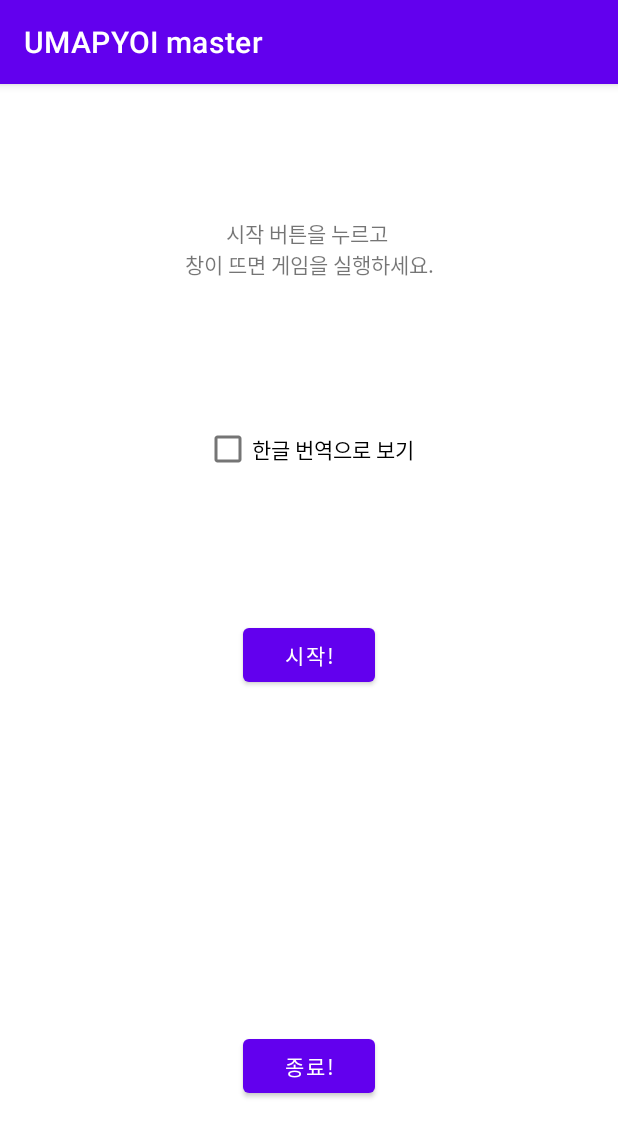
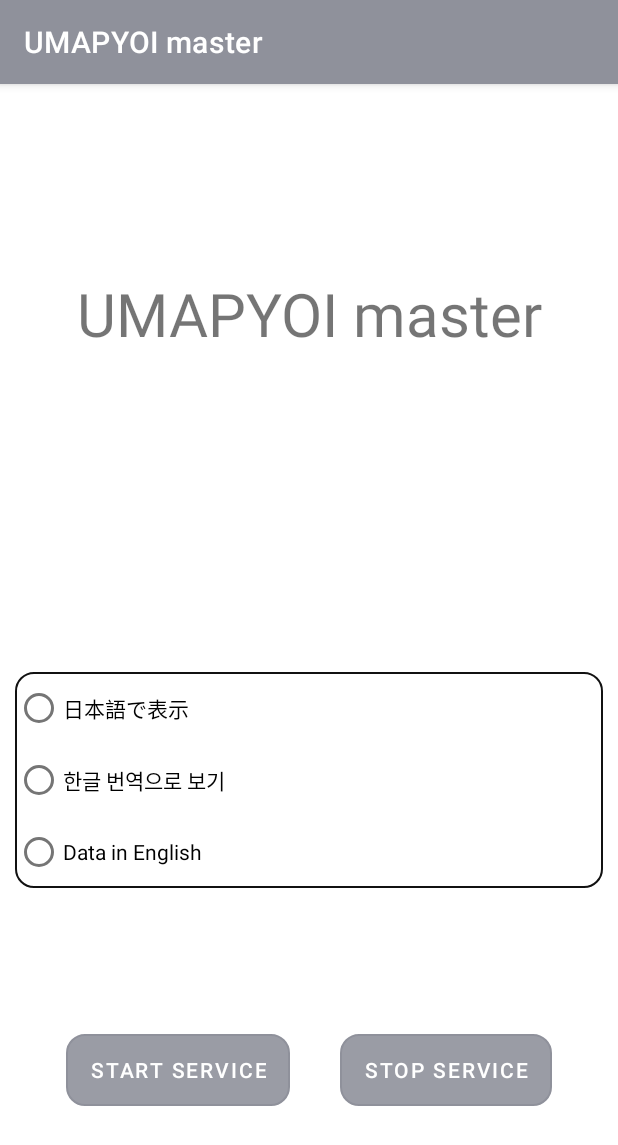
Before and after one commit to woooseokjang/UMA-STAT, an Android app: the screen it shows after launch (MainActivity), on a phone screen of 412 x 824 dp. Shown: the top 1145 px of the screen. Run offline under Robolectric (Android 15) with nearby library versions, the phone set to English and light mode, and no system bars; libraries missing offline, so code that uses them is left out: com.google.android.play; 3 statements that could not run were skipped.

Commit message:
EN data added, OCR range modified UI changed

```diff
--- a/app/src/main/java/me/synology/mmyu/umastat/MainActivity.java
+++ b/app/src/main/java/me/synology/mmyu/umastat/MainActivity.java
@@ -6,6 +6,7 @@ import androidx.appcompat.app.AppCompatActivity;
 import android.app.Activity;
 import android.content.Context;
 import android.content.Intent;
+import android.content.res.Configuration;
 import android.media.projection.MediaProjectionManager;
 import android.net.Uri;
 import android.os.Build;
@@ -16,6 +17,8 @@ import android.view.View;
 import android.widget.Button;
 import android.widget.CheckBox;
 import android.widget.ProgressBar;
+import android.widget.RadioButton;
+import android.widget.RadioGroup;
 import android.widget.Toast;
 
 import com.google.android.play.core.appupdate.AppUpdateInfo;
@@ -30,20 +33,24 @@ public class MainActivity extends AppCompatActivity {
     private static final int PROJECTION_PERMISSION = 2;
     private static final int UPDATE_PERMISSION = 3;
 
+    Configuration configuration;
+
     Activity activity = null;
     Intent intent = null;
     Button start_service = null;
     Button stop_service = null;
-    ProgressBar loading_bar = null;
-    CheckBox lang_checkBox = null;
+    RadioButton rbt_jp, rbt_ko, rbt_en;
+    RadioGroup rbt_group;
 
-    boolean inKorean = false;
+    int rbt_val;
+
 
     AppUpdateManager appUpdateManager;
 
     @Override
     protected void onCreate(Bundle savedInstanceState) {
         super.onCreate(savedInstanceState);
+        configuration = getResources().getConfiguration();
         activity = this;
         setContentView(R.layout.activity_main);
         start_service = findViewById(R.id.start_service);
@@ -75,8 +82,29 @@ public class MainActivity extends AppCompatActivity {
                 stop_service.setEnabled(true);
             }
         });
-        lang_checkBox = findViewById(R.id.in_korean);
-        loading_bar = findViewById(R.id.loading_bar);
+
+        rbt_jp = findViewById(R.id.jp);
+        rbt_ko = findViewById(R.id.ko);
+        rbt_en = findViewById(R.id.en);
+
+        rbt_group = findViewById(R.id.languages);
+
+        rbt_group.setOnCheckedChangeListener(new RadioGroup.OnCheckedChangeListener() {
+            @Override
+            public void onCheckedChanged(RadioGroup group, int checkedId) {
+                switch (checkedId) {
+                    case R.id.jp:
+                        rbt_val = 0;
+                        break;
+                    case R.id.ko:
+                        rbt_val = 1;
+                        break;
+                    case R.id.en:
+                        rbt_val = 2;
+                        break;
+                }
+            }
+        });
 
         appUpdateManager = AppUpdateManagerFactory.create(getApplicationContext());
 
@@ -91,6 +119,8 @@ public class MainActivity extends AppCompatActivity {
                 requestUpdate(appUpdateInfo);
             }
         });
+
+        setNightMode();
 
     }
 
@@ -110,11 +140,10 @@ public class MainActivity extends AppCompatActivity {
         switch(requestCode){
             case PROJECTION_PERMISSION:
                 if (resultCode == RESULT_OK) {
-                    inKorean = lang_checkBox.isChecked();
                     intent = new Intent(this, MalddalService.class)
                             .putExtra(MalddalService.EXTRA_RESULT_CODE, resultCode)
                             .putExtra(MalddalService.EXTRA_RESULT_INTENT, data)
-                            .putExtra(MalddalService.EXTRA_IN_KOREAN, inKorean)
+                            .putExtra(MalddalService.EXTRA_DATA_LANG, rbt_val)
                             .putExtra(MalddalService.EXTRA_PARENT_INTENT, getIntent());
                     startService(intent);
                 }
@@ -148,7 +177,11 @@ public class MainActivity extends AppCompatActivity {
                 }
             }
         });
+    }
 
+    public void onConfigurationChanged(Configuration newConfig) {
+        super.onConfigurationChanged(newConfig);
+        setNightMode();
     }
 
     public boolean checkOverlayPermission(){
@@ -181,4 +214,20 @@ public class MainActivity extends AppCompatActivity {
         }
     }
 
+    public void setNightMode() {
+        int currentNightMode = configuration.uiMode & Configuration.UI_MODE_NIGHT_MASK;
+        switch (currentNightMode) {
+            case Configuration.UI_MODE_NIGHT_NO:
+                findViewById(R.id.languages).setBackground(
+                        getResources().getDrawable(R.drawable.rounded_background_white,
+                                null));
+                break;
+            case Configuration.UI_MODE_NIGHT_YES:
+                findViewById(R.id.languages).setBackground(
+                        getResources().getDrawable(R.drawable.rounded_background_black,
+                                null));
+                break;
+        }
+    }
+
 }
--- a/app/src/main/res/layout/activity_main.xml
+++ b/app/src/main/res/layout/activity_main.xml
@@ -5,59 +5,111 @@
     android:layout_width="match_parent"
     android:layout_height="match_parent"
     tools:context=".MainActivity">
+    <androidx.constraintlayout.widget.ConstraintLayout
+        android:id="@+id/layout0"
+        app:layout_constraintVertical_weight="39.76"
+        app:layout_constraintHorizontal_weight="1"
+        android:layout_width="0dp"
+        android:layout_height="0dp"
+        app:layout_constraintTop_toTopOf="parent"
+        app:layout_constraintRight_toRightOf="parent"
+        app:layout_constraintLeft_toLeftOf="parent"
+        app:layout_constraintBottom_toTopOf="@id/layout1">
+
 
         <TextView
             android:id="@+id/announce"
             android:layout_width="wrap_content"
             android:layout_height="wrap_content"
-        android:text="시작 버튼을 누르고 \n창이 뜨면 게임을 실행하세요."
+            android:text="@string/app_name"
+            android:textSize="40sp"
             android:textAlignment="center"
             app:layout_constraintTop_toTopOf="parent"
             app:layout_constraintLeft_toLeftOf="parent"
             app:layout_constraintRight_toRightOf="parent"
-        app:layout_constraintBottom_toTopOf="@+id/in_korean"/>
+            app:layout_constraintBottom_toBottomOf="parent"/>
 
-    <CheckBox
-        android:id="@+id/in_korean"
-        android:layout_width="wrap_content"
+    </androidx.constraintlayout.widget.ConstraintLayout>
+
+    <androidx.constraintlayout.widget.ConstraintLayout
+        android:id="@+id/layout1"
+        app:layout_constraintVertical_weight="60.24"
+        app:layout_constraintHorizontal_weight="1"
+        android:layout_width="0dp"
+        android:layout_height="0dp"
+
+        app:layout_constraintTop_toBottomOf="@+id/layout0"
+        app:layout_constraintRight_toRightOf="parent"
+        app:layout_constraintLeft_toLeftOf="parent"
+        app:layout_constraintBottom_toBottomOf="parent">
+
+        <RadioGroup
+            android:id="@+id/languages"
+            android:layout_width="match_parent"
             android:layout_height="wrap_content"
-        android:text="한글 번역으로 보기"
-        android:textAlignment="center"
-        app:layout_constraintTop_toBottomOf="@+id/announce"
+            android:orientation="vertical"
+            android:layout_margin="10sp"
+            android:background="@drawable/rounded_background_white"
+            app:layout_constraintTop_toTopOf="parent"
             app:layout_constraintLeft_toLeftOf="parent"
             app:layout_constraintRight_toRightOf="parent"
-        app:layout_constraintBottom_toTopOf="@+id/start_service"/>
+            app:layout_constraintBottom_toTopOf="@+id/layout2">
+            <RadioButton
+                android:id="@+id/jp"
+                android:layout_width="match_parent"
+                android:layout_height="wrap_content"
+                android:text="日本語で表示" />
+            <RadioButton
+                android:id="@+id/ko"
+                android:layout_width="match_parent"
+                android:layout_height="wrap_content"
+                android:text="한글 번역으로 보기" />
+            <RadioButton
+                android:id="@+id/en"
+                android:layout_width="match_parent"
+                android:layout_height="wrap_content"
+                android:text="Data in English" />
+        </RadioGroup>
+
+        <androidx.constraintlayout.widget.ConstraintLayout
+            android:id="@+id/layout2"
+            android:layout_width="match_parent"
+            android:layout_height="wrap_content"
+            android:layout_margin="10sp"
+            app:layout_constraintTop_toBottomOf="@+id/languages"
+            app:layout_constraintLeft_toLeftOf="parent"
+            app:layout_constraintRight_toRightOf="parent"
+            app:layout_constraintBottom_toBottomOf="parent">
 
             <Button
                 android:id="@+id/start_service"
                 android:layout_width="wrap_content"
                 android:layout_height="wrap_content"
-        android:text="시작!"
-        app:layout_constraintTop_toBottomOf="@+id/in_korean"
+                android:text="start service"
+                android:background="@drawable/rounded_background_white"
+                app:layout_constraintTop_toTopOf="parent"
                 app:layout_constraintLeft_toLeftOf="parent"
-        app:layout_constraintRight_toRightOf="parent"
-        app:layout_constraintBottom_toTopOf="@id/loading_bar"/>
-
-    <ProgressBar
-        android:id="@+id/loading_bar"
-        android:layout_width="wrap_content"
-        android:layout_height="wrap_content"
-        app:layout_constraintTop_toBottomOf="@id/start_service"
-        app:layout_constraintLeft_toLeftOf="parent"
-        app:layout_constraintRight_toRightOf="parent"
-        app:layout_constraintBottom_toTopOf="@id/stop_service"
-        android:visibility="invisible"
-        android:translationZ="90dp"/>
+                app:layout_constraintRight_toLeftOf="@id/stop_service"
+                app:layout_constraintBottom_toBottomOf="parent"/>"/>
 
             <Button
                 android:id="@+id/stop_service"
                 android:layout_width="wrap_content"
                 android:layout_height="wrap_content"
-        android:text="종료!"
-        app:layout_constraintTop_toBottomOf="@id/loading_bar"
-        app:layout_constraintLeft_toLeftOf="parent"
+                android:text="stop service"
+                android:background="@drawable/rounded_background_white"
+                app:layout_constraintTop_toTopOf="parent"
+                app:layout_constraintLeft_toRightOf="@id/start_service"
                 app:layout_constraintRight_toRightOf="parent"
                 app:layout_constraintBottom_toBottomOf="parent"/>
+        </androidx.constraintlayout.widget.ConstraintLayout>
+
+
+
+    </androidx.constraintlayout.widget.ConstraintLayout>
+
+
+
 
 
 
--- a/app/src/main/res/values/colors.xml
+++ b/app/src/main/res/values/colors.xml
@@ -1,10 +1,10 @@
 <?xml version="1.0" encoding="utf-8"?>
 <resources>
-    <color name="purple_200">#FFBB86FC</color>
-    <color name="purple_500">#FF6200EE</color>
-    <color name="purple_700">#FF3700B3</color>
-    <color name="teal_200">#FF03DAC5</color>
-    <color name="teal_700">#FF018786</color>
+    <color name="purple_200">#F0F3F7</color>
+    <color name="purple_500">#8F919B</color>
+    <color name="purple_700">#515664</color>
+    <color name="teal_200">#E0E0FD</color>
+    <color name="teal_700">#E9E2F7</color>
     <color name="black">#FF000000</color>
     <color name="white">#FFFFFFFF</color>
     <color name="gray">#FF424242</color>
```
Also changed, not shown: app/src/main/java/me/synology/mmyu/umastat/MalddalService.java (+32 -24 lines), app/src/main/res/layout/service_malddal.xml (+6 -13 lines), app/src/main/res/drawable/malddal1024x500.png (added), 4 other files. Lines whose indentation alone changed are shown as unchanged.
